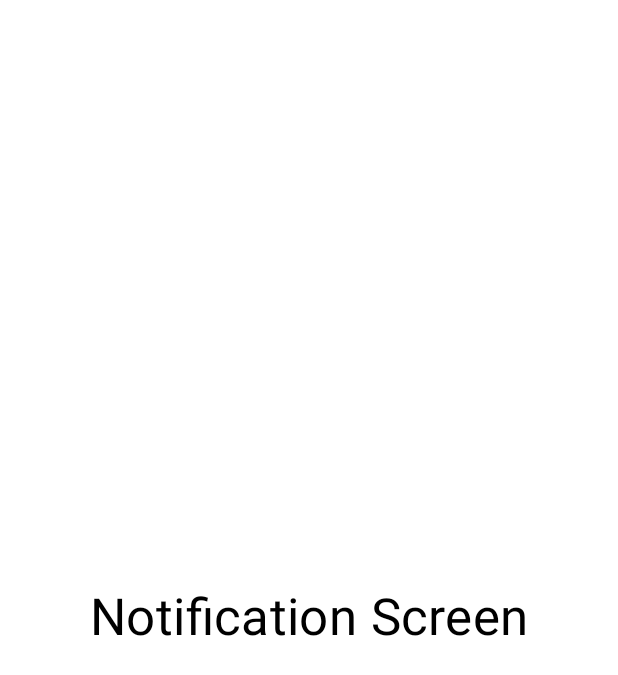
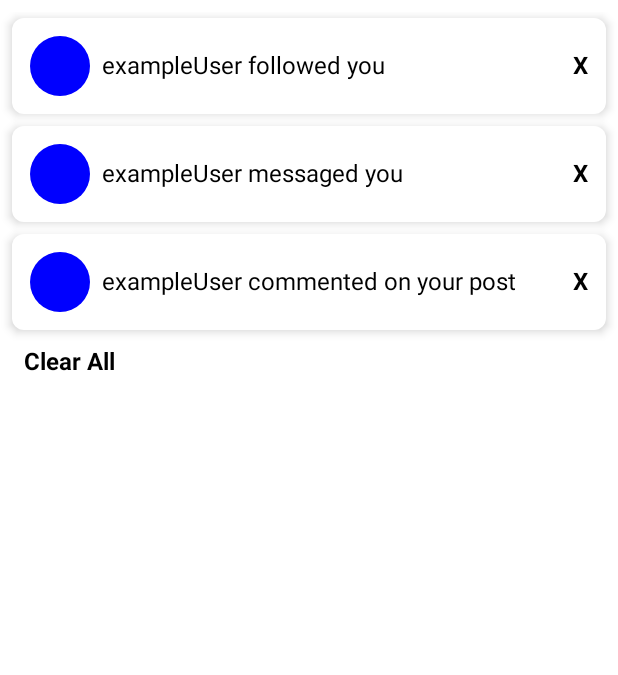
Before and after one commit to ryan0x41/poster-app, an Android app built with Jetpack Compose: the composable NotificationScreen shown on its own in the app's theme, on a phone screen of 412 x 824 dp. Shown: the top 675 px of the screen. Run offline under Robolectric (Android 15) with nearby library versions, the phone set to English and light mode, and no system bars.

Commit message:
created base template for notification page

```diff
--- a/composeApp/src/commonMain/kotlin/org/group_h/poster/Screens/NotificationScreen.kt
+++ b/composeApp/src/commonMain/kotlin/org/group_h/poster/Screens/NotificationScreen.kt
@@ -1,18 +1,104 @@
 package org.group_h.poster.Screens
 
-
+import androidx.compose.foundation.background
+import androidx.compose.foundation.clickable
 import androidx.compose.foundation.layout.*
+import androidx.compose.foundation.lazy.LazyColumn
+import androidx.compose.foundation.lazy.items
+import androidx.compose.foundation.shape.CircleShape
+import androidx.compose.foundation.shape.RoundedCornerShape
 import androidx.compose.material.*
-import androidx.compose.runtime.Composable
+import androidx.compose.runtime.*
 import androidx.compose.ui.Alignment
 import androidx.compose.ui.Modifier
+import androidx.compose.ui.graphics.Color
+import androidx.compose.ui.text.font.FontWeight
+import androidx.compose.ui.unit.dp
+import androidx.compose.ui.unit.sp
+
+
+data class Notification(val id: Int, val message: String)
+
+// placeholder notifications
+val sampleNotifications = listOf(
+    Notification(1, "exampleUser followed you"),
+    Notification(2, "exampleUser messaged you"),
+    Notification(3, "exampleUser commented on your post")
+)
 
 @Composable
 fun NotificationScreen() {
-    Box(
-        modifier = Modifier.fillMaxSize(),
-        contentAlignment = Alignment.Center
-    ) {
-        Text("Notification Screen", style = MaterialTheme.typography.h4)
+    var notifications by remember { mutableStateOf(sampleNotifications) }
+
+    Column(modifier = Modifier.fillMaxSize().padding(8.dp)) {
+        LazyColumn(modifier = Modifier.weight(1f)) {
+            // displays the notifications
+            items(notifications, key = { it.id }) { notification ->
+                NotificationItem(
+                    notification = notification,
+                    onRemove = { notifications = notifications.filter { it.id != notification.id } }
+                )
+            }
+
+            // adding "clear all" button in the lazy column
+            if (notifications.isNotEmpty()) {
+                item {
+                    Row(
+                        modifier = Modifier
+                            .fillMaxWidth()
+                            .padding(8.dp)
+                            .clickable { notifications = emptyList() },
+                        verticalAlignment = Alignment.CenterVertically
+                    ) {
+                        Text(
+                            text = "Clear All",
+                            fontSize = 16.sp,
+                            color = Color.Black,
+                            fontWeight = FontWeight.Bold
+                        )
+                    }
+                }
+            }
+        }
     }
 }
+
+@Composable
+fun NotificationItem(notification: Notification, onRemove: () -> Unit) {
+    Card(
+        shape = RoundedCornerShape(8.dp),
+        elevation = 4.dp,
+        modifier = Modifier
+            .fillMaxWidth()
+            .padding(vertical = 4.dp)
+    ) {
+        Row(
+            modifier = Modifier.padding(12.dp),
+            verticalAlignment = Alignment.CenterVertically
+        ) {
+            // placeholder for the profile pic (not working currently)
+            Box(
+                modifier = Modifier
+                    .size(40.dp)
+                    .background(Color.Blue, shape = CircleShape)
+            )
+
+            Spacer(modifier = Modifier.width(8.dp))
+
+            Text(
+                text = notification.message,
+                fontSize = 16.sp,
+                modifier = Modifier.weight(1f)
+            )
+
+            // remove notification button
+            Text(
+                text = "X",
+                fontSize = 16.sp,
+                color = Color.Black,
+                fontWeight = FontWeight.Bold,
+                modifier = Modifier.clickable { onRemove() }
+            )
+        }
+    }
+}
```
